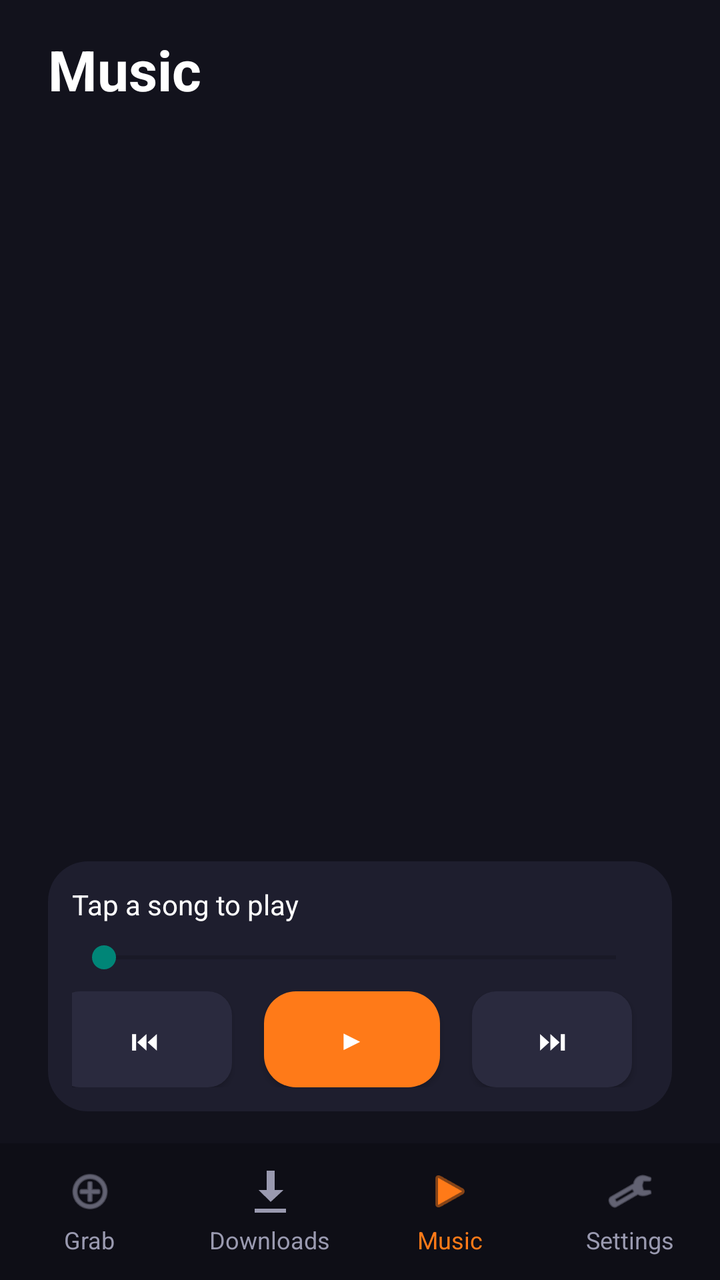
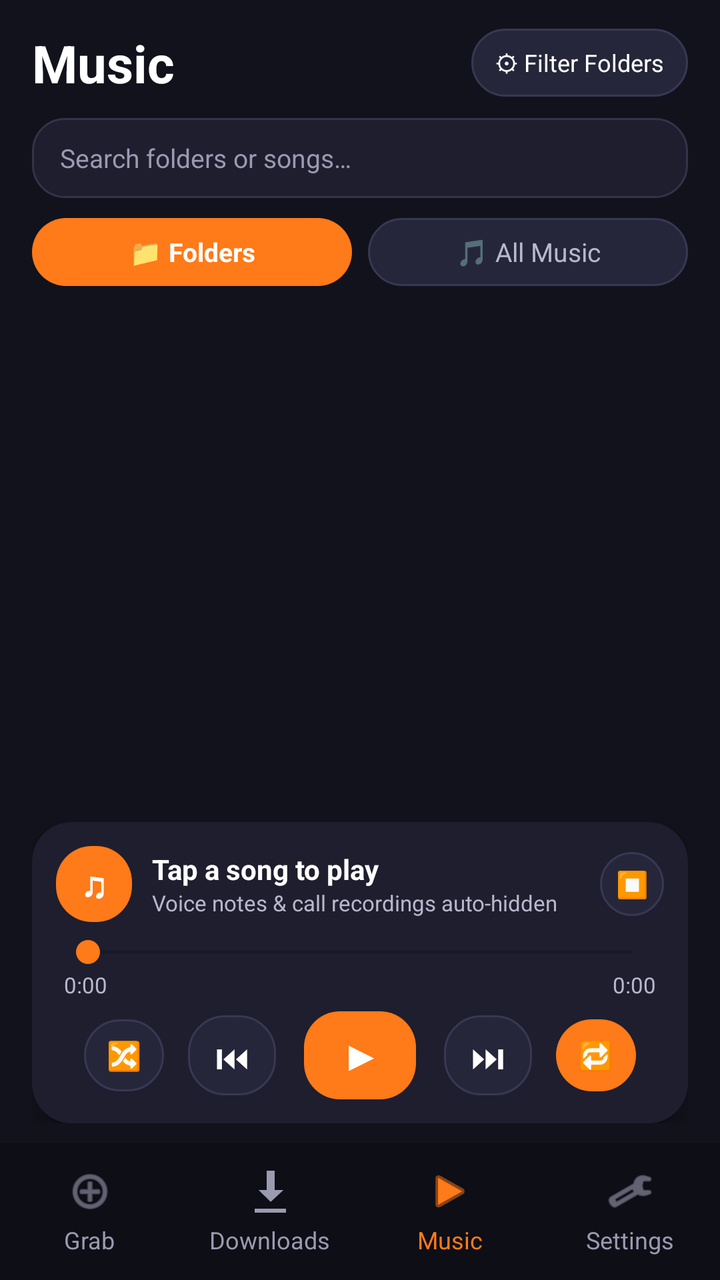

Before-and-after screenshots of an Android layout around one commit, followed by the original layout XML and the change that was made.
<!-- AndroidManifest.xml: application theme Theme.GrabAll -->
<!-- res/layout/activity_player.xml -->
<?xml version="1.0" encoding="utf-8"?>
<androidx.constraintlayout.widget.ConstraintLayout xmlns:android="http://schemas.android.com/apk/res/android"
    xmlns:app="http://schemas.android.com/apk/res-auto"
    android:layout_width="match_parent"
    android:layout_height="match_parent"
    android:background="@color/graball_bg">

    <LinearLayout
        android:id="@+id/bottomNav"
        android:layout_width="0dp"
        android:layout_height="wrap_content"
        android:background="@color/graball_nav"
        android:orientation="horizontal"
        android:paddingTop="12dp"
        android:paddingBottom="12dp"
        app:layout_constraintBottom_toBottomOf="parent"
        app:layout_constraintStart_toStartOf="parent"
        app:layout_constraintEnd_toEndOf="parent">

        <LinearLayout
            android:id="@+id/navGrab"
            android:layout_width="0dp"
            android:layout_height="wrap_content"
            android:layout_weight="1"
            android:gravity="center"
            android:orientation="vertical">

            <ImageView
                android:layout_width="24dp"
                android:layout_height="24dp"
                android:src="@android:drawable/ic_menu_add"
                android:tint="@color/graball_tab_text" />

            <TextView
                android:layout_width="wrap_content"
                android:layout_height="wrap_content"
                android:layout_marginTop="4dp"
                android:text="@string/nav_grab"
                android:textColor="@color/graball_tab_text"
                android:textSize="12sp" />
        </LinearLayout>

        <LinearLayout
            android:id="@+id/navDownloads"
            android:layout_width="0dp"
            android:layout_height="wrap_content"
            android:layout_weight="1"
            android:gravity="center"
            android:orientation="vertical">

            <ImageView
                android:layout_width="24dp"
                android:layout_height="24dp"
                android:src="@android:drawable/stat_sys_download"
                android:tint="@color/graball_tab_text" />

            <TextView
                android:layout_width="wrap_content"
                android:layout_height="wrap_content"
                android:layout_marginTop="4dp"
                android:text="@string/nav_downloads"
                android:textColor="@color/graball_tab_text"
                android:textSize="12sp" />
        </LinearLayout>

        <LinearLayout
            android:id="@+id/navPlayer"
            android:layout_width="0dp"
            android:layout_height="wrap_content"
            android:layout_weight="1"
            android:gravity="center"
            android:orientation="vertical">

            <ImageView
                android:layout_width="24dp"
                android:layout_height="24dp"
                android:src="@android:drawable/ic_media_play"
                android:tint="@color/graball_orange" />

            <TextView
                android:layout_width="wrap_content"
                android:layout_height="wrap_content"
                android:layout_marginTop="4dp"
                android:text="@string/nav_player"
                android:textColor="@color/graball_orange"
                android:textSize="12sp" />
        </LinearLayout>

        <LinearLayout
            android:id="@+id/navSettings"
            android:layout_width="0dp"
            android:layout_height="wrap_content"
            android:layout_weight="1"
            android:gravity="center"
            android:orientation="vertical">

            <ImageView
                android:layout_width="24dp"
                android:layout_height="24dp"
                android:src="@android:drawable/ic_menu_preferences"
                android:tint="@color/graball_tab_text" />

            <TextView
                android:layout_width="wrap_content"
                android:layout_height="wrap_content"
                android:layout_marginTop="4dp"
                android:text="@string/nav_settings"
                android:textColor="@color/graball_tab_text"
                android:textSize="12sp" />
        </LinearLayout>
    </LinearLayout>

    <LinearLayout
        android:layout_width="0dp"
        android:layout_height="0dp"
        android:orientation="vertical"
        android:paddingStart="24dp"
        android:paddingEnd="24dp"
        android:paddingTop="16dp"
        android:paddingBottom="16dp"
        app:layout_constraintTop_toTopOf="parent"
        app:layout_constraintBottom_toTopOf="@id/bottomNav"
        app:layout_constraintStart_toStartOf="parent"
        app:layout_constraintEnd_toEndOf="parent">

        <TextView
            android:layout_width="wrap_content"
            android:layout_height="wrap_content"
            android:text="@string/player_title"
            android:textColor="@color/graball_text"
            android:textSize="28sp"
            android:textStyle="bold" />

        <ListView
            android:id="@+id/playerList"
            android:layout_width="match_parent"
            android:layout_height="0dp"
            android:layout_marginTop="16dp"
            android:layout_weight="1"
            android:divider="@color/graball_stroke"
            android:dividerHeight="1dp" />

        <TextView
            android:id="@+id/playerEmpty"
            android:layout_width="wrap_content"
            android:layout_height="wrap_content"
            android:layout_marginTop="16dp"
            android:text="@string/player_empty"
            android:textColor="@color/graball_subtext"
            android:textSize="14sp"
            android:visibility="gone" />

        <LinearLayout
            android:layout_width="match_parent"
            android:layout_height="wrap_content"
            android:layout_marginTop="16dp"
            android:background="@drawable/card_bg"
            android:orientation="vertical"
            android:padding="12dp">

            <TextView
                android:id="@+id/playerNowPlaying"
                android:layout_width="match_parent"
                android:layout_height="wrap_content"
                android:ellipsize="end"
                android:maxLines="1"
                android:text="@string/player_tap_to_play"
                android:textColor="@color/graball_text"
                android:textSize="14sp" />

            <SeekBar
                android:id="@+id/playerSeek"
                android:layout_width="match_parent"
                android:layout_height="wrap_content"
                android:layout_marginTop="8dp" />

            <LinearLayout
                android:layout_width="match_parent"
                android:layout_height="wrap_content"
                android:layout_marginTop="8dp"
                android:gravity="center"
                android:orientation="horizontal">

                <Button
                    android:id="@+id/playerPrev"
                    android:layout_width="wrap_content"
                    android:layout_height="wrap_content"
                    android:background="@drawable/btn_small"
                    android:text="⏮"
                    android:textColor="@color/graball_text" />

                <Button
                    android:id="@+id/playerPlayPause"
                    android:layout_width="wrap_content"
                    android:layout_height="wrap_content"
                    android:layout_marginStart="16dp"
                    android:layout_marginEnd="16dp"
                    android:background="@drawable/btn_orange"
                    android:text="▶"
                    android:textColor="@color/graball_text" />

                <Button
                    android:id="@+id/playerNext"
                    android:layout_width="wrap_content"
                    android:layout_height="wrap_content"
                    android:background="@drawable/btn_small"
                    android:text="⏭"
                    android:textColor="@color/graball_text" />

                <Button
                    android:id="@+id/playerStop"
                    android:layout_width="wrap_content"
                    android:layout_height="wrap_content"
                    android:layout_marginStart="16dp"
                    android:background="@drawable/btn_small"
                    android:text="⏹"
                    android:textColor="@color/graball_text" />
            </LinearLayout>
        </LinearLayout>
    </LinearLayout>

</androidx.constraintlayout.widget.ConstraintLayout>
<!-- resources referenced by this layout -->
<resources>
  <color name="graball_bg">#12121C</color>
  <color name="graball_nav">#0E0E16</color>
  <color name="graball_orange">#FF7A18</color>
  <color name="graball_stroke">#33334A</color>
  <color name="graball_subtext">#B8B8CC</color>
  <color name="graball_tab_text">#9A9AB0</color>
  <color name="graball_text">#FFFFFF</color>
  <!-- drawable btn_orange (drawable) -->
  <shape xmlns:android="http://schemas.android.com/apk/res/android"
      android:shape="rectangle">
      <solid android:color="@color/graball_orange" />
      <corners android:radius="16dp" />
  </shape>
  <!-- drawable btn_small (drawable) -->
  <shape xmlns:android="http://schemas.android.com/apk/res/android"
      android:shape="rectangle">
      <solid android:color="@color/graball_small_btn" />
      <corners android:radius="12dp" />
  </shape>
  <!-- drawable card_bg (drawable) -->
  <shape xmlns:android="http://schemas.android.com/apk/res/android"
      android:shape="rectangle">
      <solid android:color="@color/graball_card" />
      <corners android:radius="20dp" />
  </shape>
  <string name="nav_downloads">Downloads</string>
  <string name="nav_grab">Grab</string>
  <string name="nav_player">Music</string>
  <string name="nav_settings">Settings</string>
  <string name="player_empty">No audio yet — download a song with Audio only and it\'ll show up here</string>
  <string name="player_tap_to_play">Tap a song to play</string>
  <string name="player_title">Music</string>
  <style name="Theme.GrabAll" parent="Theme.AppCompat.DayNight.NoActionBar">
      </style>
  <color name="graball_small_btn">#2A2A3E</color>
  <color name="graball_card">#1E1E2E</color>
</resources>

<!-- the commit's change to res/layout/activity_player.xml (unified diff, before → after) -->
@@ -114,107 +114,329 @@
         android:layout_width="0dp"
         android:layout_height="0dp"
         android:orientation="vertical"
-        android:paddingStart="24dp"
-        android:paddingEnd="24dp"
-        android:paddingTop="16dp"
-        android:paddingBottom="16dp"
+        android:paddingStart="16dp"
+        android:paddingTop="14dp"
+        android:paddingEnd="16dp"
+        android:paddingBottom="10dp"
         app:layout_constraintTop_toTopOf="parent"
         app:layout_constraintBottom_toTopOf="@id/bottomNav"
         app:layout_constraintStart_toStartOf="parent"
         app:layout_constraintEnd_toEndOf="parent">
 
-        <TextView
-            android:layout_width="wrap_content"
-            android:layout_height="wrap_content"
-            android:text="@string/player_title"
+        
+        <LinearLayout
+            android:layout_width="match_parent"
+            android:layout_height="wrap_content"
+            android:gravity="center_vertical"
+            android:orientation="horizontal">
+
+            <TextView
+                android:id="@+id/playerHeaderTitle"
+                android:layout_width="0dp"
+                android:layout_height="wrap_content"
+                android:layout_weight="1"
+                android:text="@string/player_title"
+                android:textColor="@color/graball_text"
+                android:textSize="26sp"
+                android:textStyle="bold" />
+
+            <TextView
+                android:id="@+id/btnManageFolders"
+                android:layout_width="wrap_content"
+                android:layout_height="34dp"
+                android:background="@drawable/yt_chip_bg"
+                android:gravity="center"
+                android:paddingStart="12dp"
+                android:paddingEnd="12dp"
+                android:text="⚙ Filter Folders"
+                android:textColor="@color/graball_text"
+                android:textSize="12sp" />
+        </LinearLayout>
+
+        
+        <EditText
+            android:id="@+id/playerSearch"
+            android:layout_width="match_parent"
+            android:layout_height="40dp"
+            android:layout_marginTop="10dp"
+            android:background="@drawable/input_bg"
+            android:hint="Search folders or songs…"
+            android:inputType="text"
+            android:maxLines="1"
+            android:paddingStart="14dp"
+            android:paddingEnd="14dp"
             android:textColor="@color/graball_text"
-            android:textSize="28sp"
-            android:textStyle="bold" />
-
-        <ListView
-            android:id="@+id/playerList"
+            android:textColorHint="@color/graball_tab_text"
+            android:textSize="13sp" />
+
+        
+        <LinearLayout
+            android:id="@+id/playerTabsRow"
+            android:layout_width="match_parent"
+            android:layout_height="wrap_content"
+            android:layout_marginTop="10dp"
+            android:orientation="horizontal">
+
+            <TextView
+                android:id="@+id/tabMusicFolders"
+                android:layout_width="0dp"
+                android:layout_height="34dp"
+                android:layout_marginEnd="8dp"
+                android:layout_weight="1"
+                android:background="@drawable/yt_chip_selected"
+                android:gravity="center"
+                android:text="📁 Folders"
+                android:textColor="@color/graball_text"
+                android:textSize="13sp"
+                android:textStyle="bold" />
+
+            <TextView
+                android:id="@+id/tabMusicAll"
+                android:layout_width="0dp"
+                android:layout_height="34dp"
+                android:layout_weight="1"
+                android:background="@drawable/yt_chip_bg"
+                android:gravity="center"
+                android:text="🎵 All Music"
+                android:textColor="@color/graball_subtext"
+                android:textSize="13sp" />
+        </LinearLayout>
+
+        
+        <LinearLayout
+            android:id="@+id/folderHeaderBar"
+            android:layout_width="match_parent"
+            android:layout_height="wrap_content"
+            android:layout_marginTop="10dp"
+            android:background="@drawable/card_bg"
+            android:gravity="center_vertical"
+            android:orientation="horizontal"
+            android:padding="10dp"
+            android:visibility="gone">
+
+            <TextView
+                android:id="@+id/btnFolderBack"
+                android:layout_width="wrap_content"
+                android:layout_height="32dp"
+                android:background="@drawable/yt_chip_bg"
+                android:gravity="center"
+                android:paddingStart="10dp"
+                android:paddingEnd="10dp"
+                android:text="← Folders"
+                android:textColor="@color/graball_text"
+                android:textSize="12sp" />
+
+            <TextView
+                android:id="@+id/folderHeaderName"
+                android:layout_width="0dp"
+                android:layout_height="wrap_content"
+                android:layout_marginStart="10dp"
+                android:layout_weight="1"
+                android:ellipsize="end"
+                android:maxLines="1"
+                android:textColor="@color/graball_text"
+                android:textSize="14sp"
+                android:textStyle="bold" />
+
+            <TextView
+                android:id="@+id/btnFolderPlayAll"
+                android:layout_width="wrap_content"
+                android:layout_height="32dp"
+                android:background="@drawable/yt_chip_selected"
+                android:gravity="center"
+                android:paddingStart="12dp"
+                android:paddingEnd="12dp"
+                android:text="▶ Play"
+                android:textColor="@color/graball_text"
+                android:textSize="12sp"
+                android:textStyle="bold" />
+        </LinearLayout>
+
+        
+        <FrameLayout
             android:layout_width="match_parent"
             android:layout_height="0dp"
-            android:layout_marginTop="16dp"
-            android:layout_weight="1"
-            android:divider="@color/graball_stroke"
-            android:dividerHeight="1dp" />
-
-        <TextView
-            android:id="@+id/playerEmpty"
-            android:layout_width="wrap_content"
-            android:layout_height="wrap_content"
-            android:layout_marginTop="16dp"
-            android:text="@string/player_empty"
-            android:textColor="@color/graball_subtext"
-            android:textSize="14sp"
-            android:visibility="gone" />
-
-        <LinearLayout
-            android:layout_width="match_parent"
-            android:layout_height="wrap_content"
-            android:layout_marginTop="16dp"
+            android:layout_marginTop="10dp"
+            android:layout_weight="1">
+
+            <androidx.recyclerview.widget.RecyclerView
+                android:id="@+id/playerRecycler"
+                android:layout_width="match_parent"
+                android:layout_height="match_parent"
+                android:clipToPadding="false"
+                android:paddingBottom="6dp" />
+
+            <TextView
+                android:id="@+id/playerEmpty"
+                android:layout_width="match_parent"
+                android:layout_height="wrap_content"
+                android:layout_gravity="center"
+                android:gravity="center"
+                android:padding="20dp"
+                android:text="@string/player_empty"
+                android:textColor="@color/graball_subtext"
+                android:textSize="14sp"
+                android:visibility="gone" />
+        </FrameLayout>
+
+        
+        <LinearLayout
+            android:layout_width="match_parent"
+            android:layout_height="wrap_content"
+            android:layout_marginTop="8dp"
             android:background="@drawable/card_bg"
+            android:elevation="6dp"
             android:orientation="vertical"
             android:padding="12dp">
 
-            <TextView
-                android:id="@+id/playerNowPlaying"
-                android:layout_width="match_parent"
-                android:layout_height="wrap_content"
-                android:ellipsize="end"
-                android:maxLines="1"
-                android:text="@string/player_tap_to_play"
-                android:textColor="@color/graball_text"
-                android:textSize="14sp" />
+            <LinearLayout
+                android:layout_width="match_parent"
+                android:layout_height="wrap_content"
+                android:gravity="center_vertical"
+                android:orientation="horizontal">
+
+                <TextView
+                    android:layout_width="38dp"
+                    android:layout_height="38dp"
+                    android:background="@drawable/yt_chip_selected"
+                    android:gravity="center"
+                    android:text="♫"
+                    android:textColor="@color/graball_text"
+                    android:textSize="18sp"
+                    android:textStyle="bold" />
+
+                <LinearLayout
+                    android:layout_width="0dp"
+                    android:layout_height="wrap_content"
+                    android:layout_marginStart="10dp"
+                    android:layout_weight="1"
+                    android:orientation="vertical">
+
+                    <TextView
+                        android:id="@+id/playerNowPlaying"
+                        android:layout_width="match_parent"
+                        android:layout_height="wrap_content"
+                        android:ellipsize="end"
+                        android:maxLines="1"
+                        android:text="@string/player_tap_to_play"
+                        android:textColor="@color/graball_text"
+                        android:textSize="14sp"
+                        android:textStyle="bold" />
+
+                    <TextView
+                        android:id="@+id/playerNowFolder"
+                        android:layout_width="match_parent"
+                        android:layout_height="wrap_content"
+                        android:ellipsize="end"
+                        android:maxLines="1"
+                        android:text="Voice notes &amp; call recordings auto-hidden"
+                        android:textColor="@color/graball_subtext"
+                        android:textSize="11sp" />
+                </LinearLayout>
+
+                <TextView
+                    android:id="@+id/playerStop"
+                    android:layout_width="32dp"
+                    android:layout_height="32dp"
+                    android:background="@drawable/yt_chip_bg"
+                    android:gravity="center"
+                    android:text="⏹"
+                    android:textColor="@color/graball_subtext"
+                    android:textSize="13sp" />
+            </LinearLayout>
 
             <SeekBar
                 android:id="@+id/playerSeek"
                 android:layout_width="match_parent"
                 android:layout_height="wrap_content"
-                android:layout_marginTop="8dp" />
+                android:layout_marginTop="6dp" />
 
             <LinearLayout
                 android:layout_width="match_parent"
                 android:layout_height="wrap_content"
-                android:layout_marginTop="8dp"
-                android:gravity="center"
-                android:orientation="horizontal">
-
-                <Button
-                    android:id="@+id/playerPrev"
+                android:orientation="horizontal"
+                android:paddingStart="4dp"
+                android:paddingEnd="4dp">
+
+                <TextView
+                    android:id="@+id/playerTimeCur"
+                    android:layout_width="0dp"
+                    android:layout_height="wrap_content"
+                    android:layout_weight="1"
+                    android:text="0:00"
+                    android:textColor="@color/graball_subtext"
+                    android:textSize="11sp" />
+
+                <TextView
+                    android:id="@+id/playerTimeDur"
                     android:layout_width="wrap_content"
                     android:layout_height="wrap_content"
-                    android:background="@drawable/btn_small"
+                    android:text="0:00"
+                    android:textColor="@color/graball_subtext"
+                    android:textSize="11sp" />
+            </LinearLayout>
+
+            <LinearLayout
+                android:layout_width="match_parent"
+                android:layout_height="wrap_content"
+                android:layout_marginTop="6dp"
+                android:gravity="center"
+                android:orientation="horizontal">
+
+                <TextView
+                    android:id="@+id/playerShuffle"
+                    android:layout_width="40dp"
+                    android:layout_height="36dp"
+                    android:background="@drawable/yt_chip_bg"
+                    android:gravity="center"
+                    android:text="🔀"
+                    android:textColor="@color/graball_subtext"
+                    android:textSize="14sp" />
+
+                <TextView
+                    android:id="@+id/playerPrev"
+                    android:layout_width="44dp"
+                    android:layout_height="40dp"
+                    android:layout_marginStart="12dp"
+                    android:background="@drawable/yt_chip_bg"
+                    android:gravity="center"
                     android:text="⏮"
-                    android:textColor="@color/graball_text" />
-
-                <Button
+                    android:textColor="@color/graball_text"
+                    android:textSize="17sp" />
+
+                <TextView
                     android:id="@+id/playerPlayPause"
-                    android:layout_width="wrap_content"
-                    android:layout_height="wrap_content"
-                    android:layout_marginStart="16dp"
-                    android:layout_marginEnd="16dp"
-                    android:background="@drawable/btn_orange"
+                    android:layout_width="56dp"
+                    android:layout_height="44dp"
+                    android:layout_marginStart="14dp"
+                    android:layout_marginEnd="14dp"
+                    android:background="@drawable/yt_chip_selected"
+                    android:gravity="center"
                     android:text="▶"
-                    android:textColor="@color/graball_text" />
-
-                <Button
+                    android:textColor="@color/graball_text"
+                    android:textSize="20sp"
+                    android:textStyle="bold" />
+
+                <TextView
                     android:id="@+id/playerNext"
-                    android:layout_width="wrap_content"
-                    android:layout_height="wrap_content"
-                    android:background="@drawable/btn_small"
+                    android:layout_width="44dp"
+                    android:layout_height="40dp"
+                    android:layout_marginEnd="12dp"
+                    android:background="@drawable/yt_chip_bg"
+                    android:gravity="center"
                     android:text="⏭"
-                    android:textColor="@color/graball_text" />
-
-                <Button
-                    android:id="@+id/playerStop"
-                    android:layout_width="wrap_content"
-                    android:layout_height="wrap_content"
-                    android:layout_marginStart="16dp"
-                    android:background="@drawable/btn_small"
-                    android:text="⏹"
-                    android:textColor="@color/graball_text" />
+                    android:textColor="@color/graball_text"
+                    android:textSize="17sp" />
+
+                <TextView
+                    android:id="@+id/playerRepeat"
+                    android:layout_width="40dp"
+                    android:layout_height="36dp"
+                    android:background="@drawable/yt_chip_selected"
+                    android:gravity="center"
+                    android:text="🔁"
+                    android:textColor="@color/graball_text"
+                    android:textSize="14sp" />
             </LinearLayout>
         </LinearLayout>
     </LinearLayout>
<!-- resource entries referenced after the edit -->
@@ -7,23 +7,33 @@
   <color name="graball_subtext">#B8B8CC</color>
   <color name="graball_tab_text">#9A9AB0</color>
   <color name="graball_text">#FFFFFF</color>
-  <!-- drawable btn_orange (drawable) -->
-  <shape xmlns:android="http://schemas.android.com/apk/res/android"
-      android:shape="rectangle">
-      <solid android:color="@color/graball_orange" />
-      <corners android:radius="16dp" />
-  </shape>
-  <!-- drawable btn_small (drawable) -->
-  <shape xmlns:android="http://schemas.android.com/apk/res/android"
-      android:shape="rectangle">
-      <solid android:color="@color/graball_small_btn" />
-      <corners android:radius="12dp" />
-  </shape>
   <!-- drawable card_bg (drawable) -->
   <shape xmlns:android="http://schemas.android.com/apk/res/android"
       android:shape="rectangle">
       <solid android:color="@color/graball_card" />
       <corners android:radius="20dp" />
+  </shape>
+  <!-- drawable input_bg (drawable) -->
+  <shape xmlns:android="http://schemas.android.com/apk/res/android"
+      android:shape="rectangle">
+      <solid android:color="@color/graball_card" />
+      <stroke
+          android:width="1dp"
+          android:color="@color/graball_stroke" />
+      <corners android:radius="16dp" />
+  </shape>
+  <!-- drawable yt_chip_bg (drawable) -->
+  <?xml version="1.0" encoding="utf-8"?>
+  <shape xmlns:android="http://schemas.android.com/apk/res/android">
+      <solid android:color="#26263A" />
+      <stroke android:width="1dp" android:color="#383854" />
+      <corners android:radius="18dp" />
+  </shape>
+  <!-- drawable yt_chip_selected (drawable) -->
+  <?xml version="1.0" encoding="utf-8"?>
+  <shape xmlns:android="http://schemas.android.com/apk/res/android">
+      <solid android:color="@color/graball_orange" />
+      <corners android:radius="18dp" />
   </shape>
   <string name="nav_downloads">Downloads</string>
   <string name="nav_grab">Grab</string>
@@ -33,8 +43,10 @@
   <string name="player_tap_to_play">Tap a song to play</string>
   <string name="player_title">Music</string>
   <style name="Theme.GrabAll" parent="Theme.AppCompat.DayNight.NoActionBar">
+          <item name="android:statusBarColor">@color/graball_nav</item>
+          <item name="android:navigationBarColor">@color/graball_nav</item>
+          <item name="colorAccent">@color/graball_orange</item>
       </style>
-  <color name="graball_small_btn">#2A2A3E</color>
   <color name="graball_card">#1E1E2E</color>
 </resources>
 
